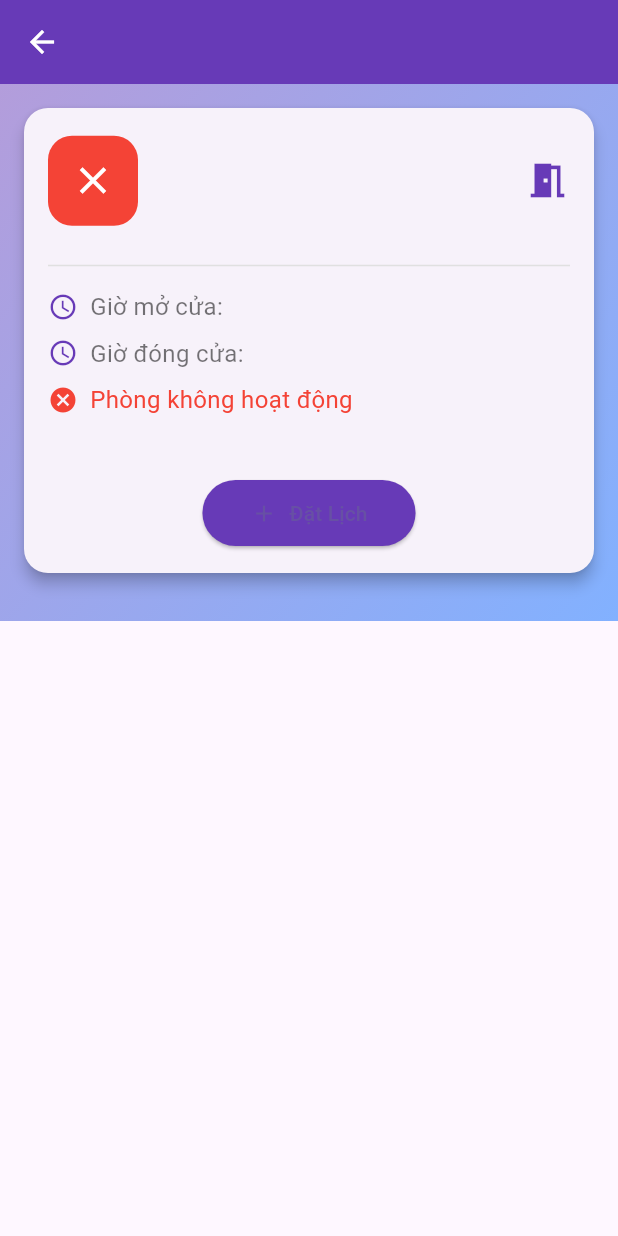
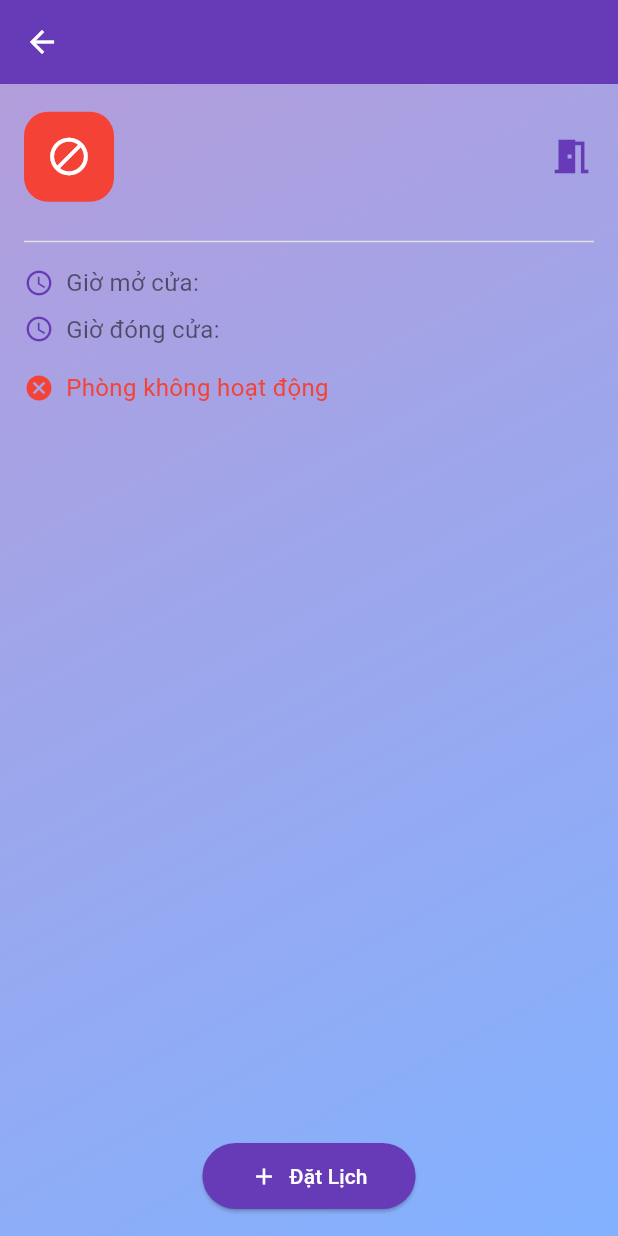
Before and after one commit to dekapro9x/vais_meeting_room, a Flutter app: the RoomMeetingBookingDetailScreen screen opened directly with empty values, on a phone screen of 412 x 824 dp. Run offline on Flutter 3.47's test engine with Material 3 defaults, Android fonts, the phone set to English and light mode, and no system bars; our stand-ins replace after_layout, bloc, dio, event_bus, flutter_bloc, flutter_svg and 8 more; missing offline and left inert: bmprogresshud; accounts and stored records are empty.

Commit message:
Fix UI/UX: room chat isActive

```diff
--- a/lib/screens/vais_booking_detail/vais_room_meeting_booking_detail.dart
+++ b/lib/screens/vais_booking_detail/vais_room_meeting_booking_detail.dart
@@ -1,5 +1,5 @@
+import 'package:app_base_flutter/models/home/response/room_list_response.dart';
 import 'package:flutter/material.dart';
-import 'package:app_base_flutter/models/home/response/room_list_response.dart';
 
 class RoomMeetingBookingDetailScreen extends StatelessWidget {
   final Room room;
@@ -28,29 +28,29 @@ class RoomMeetingBookingDetailScreen extends StatelessWidget {
             colors: [Colors.deepPurple.shade200, Colors.blueAccent.shade100],
           ),
         ),
+        child: Column(
+          crossAxisAlignment: CrossAxisAlignment.start,
+          mainAxisAlignment: MainAxisAlignment.spaceBetween,
+          children: [
+            Expanded(
               child: SingleChildScrollView(
-          child: Card(
-            shape: RoundedRectangleBorder(
-              borderRadius: BorderRadius.circular(16.0),
-            ),
-            elevation: 4,
-            margin: const EdgeInsets.only(bottom: 16.0),
-            child: Padding(
-              padding: const EdgeInsets.all(16.0),
                 child: Column(
                   crossAxisAlignment: CrossAxisAlignment.start,
                   children: [
-                  Row(
+                    Flex(
+                      direction: Axis.horizontal,
                       children: [
                         Container(
                           width: 60,
                           height: 60,
                           decoration: BoxDecoration(
-                          color: isAvailable ? Colors.green : Colors.red,
+                            color: isActive ? Colors.green : Colors.red,
                             borderRadius: BorderRadius.circular(16.0),
                           ),
                           child: Icon(
-                          isAvailable ? Icons.check : Icons.close,
+                            isActive
+                                ? Icons.play_circle_fill
+                                : Icons.do_not_disturb_alt,
                             color: Colors.white,
                             size: 30,
                           ),
@@ -89,7 +89,6 @@ class RoomMeetingBookingDetailScreen extends StatelessWidget {
                     const SizedBox(height: 16),
                     Divider(color: Colors.grey[300]),
                     const SizedBox(height: 8),
-                  // Giờ mở và đóng cửa phòng họp:
                     Row(
                       children: [
                         const Icon(
@@ -129,8 +128,7 @@ class RoomMeetingBookingDetailScreen extends StatelessWidget {
                         ),
                       ],
                     ),
-                  const SizedBox(height: 8),
-                  // Trạng thái hoạt động của phòng họp
+                    const SizedBox(height: 16),
                     Row(
                       children: [
                         Icon(
@@ -151,7 +149,6 @@ class RoomMeetingBookingDetailScreen extends StatelessWidget {
                       ],
                     ),
                     const SizedBox(height: 16),
-                  // Thời gian đặt lịch của phòng họp:
                     if (room.bookedTimes.isNotEmpty)
                       Column(
                         crossAxisAlignment: CrossAxisAlignment.start,
@@ -192,7 +189,6 @@ class RoomMeetingBookingDetailScreen extends StatelessWidget {
                           }).toList(),
                         ],
                       ),
-                  // Danh sách phòng ban đặt lịch
                     if (room.departments.isNotEmpty)
                       Column(
                         crossAxisAlignment: CrossAxisAlignment.start,
@@ -233,8 +229,11 @@ class RoomMeetingBookingDetailScreen extends StatelessWidget {
                           }).toList(),
                         ],
                       ),
+                  ],
+                ),
+              ),
+            ),
             const SizedBox(height: 24),
-                  // Nút Đặt Lịch:
             Center(
               child: ElevatedButton.icon(
                 onPressed: () {},
@@ -242,6 +241,7 @@ class RoomMeetingBookingDetailScreen extends StatelessWidget {
                 label: const Text('Đặt Lịch'),
                 style: ElevatedButton.styleFrom(
                   backgroundColor: Colors.deepPurple,
+                  foregroundColor: Colors.white,
                   padding: const EdgeInsets.symmetric(
                     horizontal: 32,
                     vertical: 12,
@@ -252,9 +252,6 @@ class RoomMeetingBookingDetailScreen extends StatelessWidget {
           ],
         ),
       ),
-          ),
-        ),
-      ),
     );
   }
 }
--- a/lib/screens/vais_list_room_manage/list_room_screen.dart
+++ b/lib/screens/vais_list_room_manage/list_room_screen.dart
@@ -103,11 +103,13 @@ class _ListRoomScreenState extends State<ListRoomScreen> {
                       width: 60,
                       height: 60,
                       decoration: BoxDecoration(
-                        color: isAvailable ? Colors.green : Colors.red,
+                        color: isActive ? Colors.green : Colors.red,
                         borderRadius: BorderRadius.circular(16.0),
                       ),
                       child: Icon(
-                        isAvailable ? Icons.check : Icons.close,
+                        isActive
+                            ? Icons.play_circle_fill
+                            : Icons.do_not_disturb_alt,
                         color: Colors.white,
                         size: 30,
                       ),
```
Lines whose indentation alone changed are shown as unchanged.
